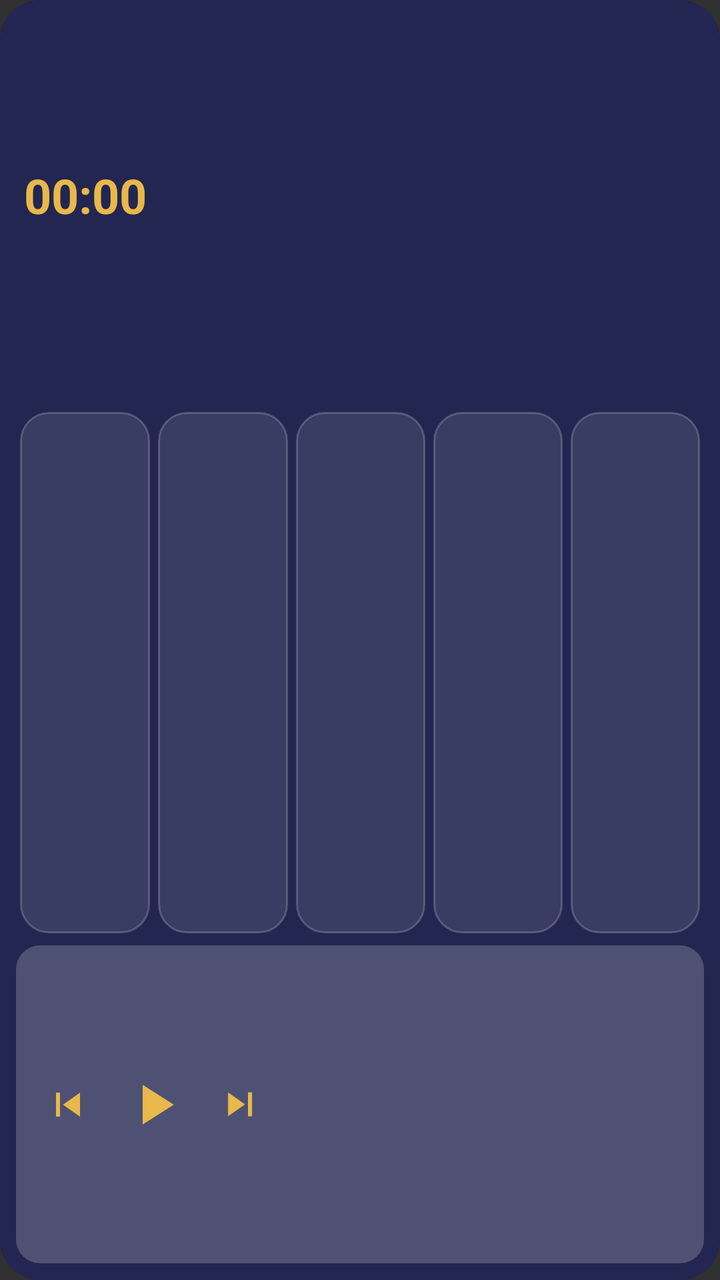
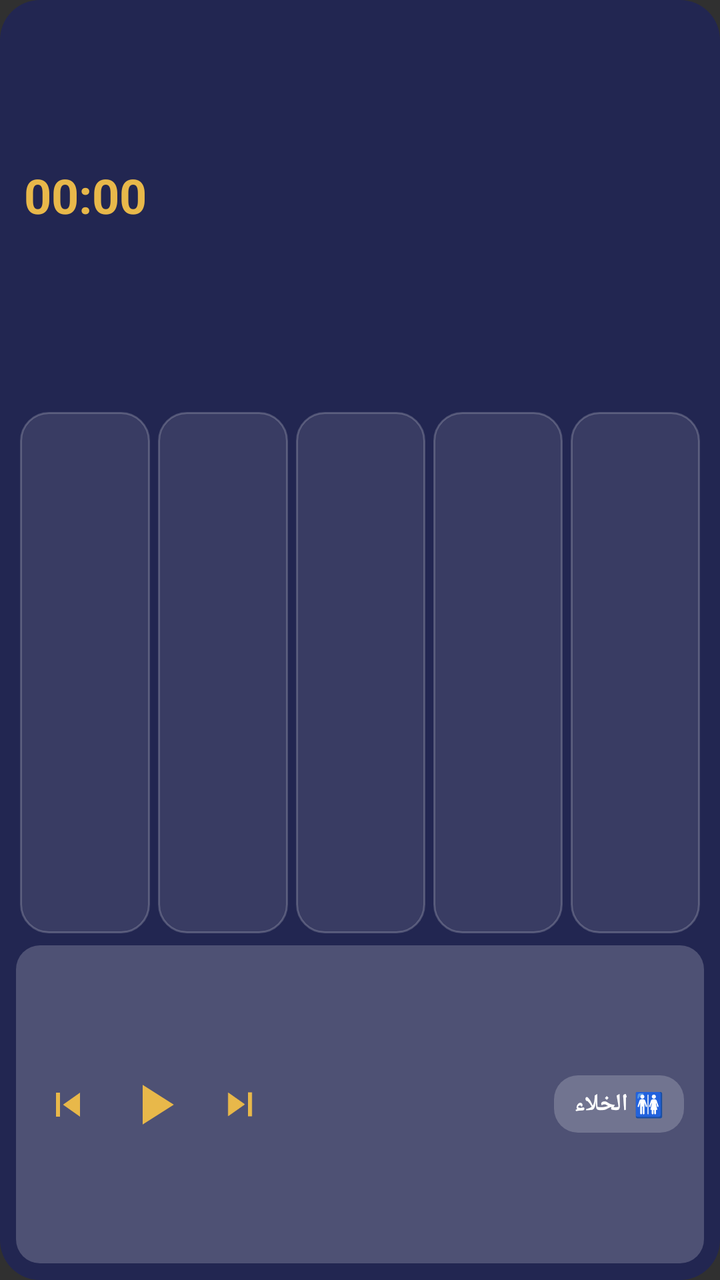

Before-and-after screenshots of an Android layout around one commit, followed by the original layout XML and the change that was made.
<!-- AndroidManifest.xml: application theme android:Theme.Material.NoActionBar -->
<!-- res/layout/widget_prayer.xml -->
<?xml version="1.0" encoding="utf-8"?>
<LinearLayout xmlns:android="http://schemas.android.com/apk/res/android"
    android:id="@+id/w_root" android:layout_width="match_parent" android:layout_height="match_parent"
    android:background="@drawable/widget_bg" android:orientation="vertical" android:padding="8dp">

    
    <LinearLayout android:layout_width="match_parent" android:layout_height="0dp" android:layout_weight="1.1"
        android:layout_marginStart="4dp" android:layout_marginEnd="4dp" android:gravity="center_vertical" android:layoutDirection="rtl" android:orientation="horizontal">
        <TextView android:id="@+id/w_day" android:layout_width="wrap_content" android:layout_height="wrap_content" android:textColor="#FFFFFFFF" android:textSize="34sp" android:textStyle="bold" />
        <LinearLayout android:layout_width="0dp" android:layout_height="wrap_content" android:layout_weight="1" android:layout_marginStart="8dp" android:orientation="vertical">
            <TextView android:id="@+id/w_date" android:layout_width="match_parent" android:layout_height="wrap_content" android:maxLines="1" android:textColor="#FFFFFFFF" android:textSize="14sp" android:autoSizeTextType="uniform" android:autoSizeMinTextSize="8sp" android:autoSizeMaxTextSize="14sp" android:autoSizeStepGranularity="1sp" />
            <TextView android:id="@+id/w_hijri" android:layout_width="match_parent" android:layout_height="wrap_content" android:maxLines="1" android:textColor="#FFE9DDBB" android:textSize="13sp" android:autoSizeTextType="uniform" android:autoSizeMinTextSize="8sp" android:autoSizeMaxTextSize="13sp" android:autoSizeStepGranularity="1sp" />
            <TextView android:id="@+id/w_sun" android:layout_width="match_parent" android:layout_height="wrap_content" android:maxLines="1" android:textColor="#FFB8C2DC" android:textSize="11sp" android:autoSizeTextType="uniform" android:autoSizeMinTextSize="8sp" android:autoSizeMaxTextSize="11sp" android:autoSizeStepGranularity="1sp" />
        </LinearLayout>
        <LinearLayout android:layout_width="wrap_content" android:layout_height="wrap_content" android:gravity="center_horizontal" android:layoutDirection="ltr" android:orientation="vertical">
            <Chronometer android:id="@+id/w_clock" android:layout_width="wrap_content" android:layout_height="wrap_content" android:textColor="#FFE8B84A" android:textSize="24sp" android:textStyle="bold" />
            <TextView android:id="@+id/w_until" android:layout_width="wrap_content" android:layout_height="wrap_content" android:maxLines="1" android:textColor="#FFB8C2DC" android:textSize="11sp" />
        </LinearLayout>
    </LinearLayout>

    
    <LinearLayout android:layout_width="match_parent" android:layout_height="0dp" android:layout_weight="1.5" android:layout_marginTop="2dp"
        android:layoutDirection="rtl" android:orientation="horizontal">
        <LinearLayout android:id="@+id/w_b0" android:layout_width="0dp" android:layout_height="match_parent" android:layout_weight="1"
            android:layout_margin="2dp" android:background="@drawable/w_tile" android:gravity="center" android:orientation="vertical" android:padding="2dp">
            <TextView android:id="@+id/w_d0" android:layout_width="wrap_content" android:layout_height="wrap_content" android:textColor="#FFC9CCE0" android:textSize="18sp" />
            <TextView android:id="@+id/w_n0" android:layout_width="match_parent" android:layout_height="wrap_content" android:maxLines="1" android:textColor="#FFFFFFFF" android:textSize="14sp" android:autoSizeTextType="uniform" android:autoSizeMinTextSize="8sp" android:autoSizeMaxTextSize="14sp" android:autoSizeStepGranularity="1sp" android:gravity="center" android:textStyle="bold" />
            <TextView android:id="@+id/w_t0" android:layout_width="match_parent" android:layout_height="wrap_content" android:maxLines="1" android:textColor="#FFB8C2DC" android:textSize="12sp" android:autoSizeTextType="uniform" android:autoSizeMinTextSize="8sp" android:autoSizeMaxTextSize="12sp" android:autoSizeStepGranularity="1sp" android:gravity="center" />
        </LinearLayout>
        <LinearLayout android:id="@+id/w_b1" android:layout_width="0dp" android:layout_height="match_parent" android:layout_weight="1"
            android:layout_margin="2dp" android:background="@drawable/w_tile" android:gravity="center" android:orientation="vertical" android:padding="2dp">
            <TextView android:id="@+id/w_d1" android:layout_width="wrap_content" android:layout_height="wrap_content" android:textColor="#FFC9CCE0" android:textSize="18sp" />
            <TextView android:id="@+id/w_n1" android:layout_width="match_parent" android:layout_height="wrap_content" android:maxLines="1" android:textColor="#FFFFFFFF" android:textSize="14sp" android:autoSizeTextType="uniform" android:autoSizeMinTextSize="8sp" android:autoSizeMaxTextSize="14sp" android:autoSizeStepGranularity="1sp" android:gravity="center" android:textStyle="bold" />
            <TextView android:id="@+id/w_t1" android:layout_width="match_parent" android:layout_height="wrap_content" android:maxLines="1" android:textColor="#FFB8C2DC" android:textSize="12sp" android:autoSizeTextType="uniform" android:autoSizeMinTextSize="8sp" android:autoSizeMaxTextSize="12sp" android:autoSizeStepGranularity="1sp" android:gravity="center" />
        </LinearLayout>
        <LinearLayout android:id="@+id/w_b2" android:layout_width="0dp" android:layout_height="match_parent" android:layout_weight="1"
            android:layout_margin="2dp" android:background="@drawable/w_tile" android:gravity="center" android:orientation="vertical" android:padding="2dp">
            <TextView android:id="@+id/w_d2" android:layout_width="wrap_content" android:layout_height="wrap_content" android:textColor="#FFC9CCE0" android:textSize="18sp" />
            <TextView android:id="@+id/w_n2" android:layout_width="match_parent" android:layout_height="wrap_content" android:maxLines="1" android:textColor="#FFFFFFFF" android:textSize="14sp" android:autoSizeTextType="uniform" android:autoSizeMinTextSize="8sp" android:autoSizeMaxTextSize="14sp" android:autoSizeStepGranularity="1sp" android:gravity="center" android:textStyle="bold" />
            <TextView android:id="@+id/w_t2" android:layout_width="match_parent" android:layout_height="wrap_content" android:maxLines="1" android:textColor="#FFB8C2DC" android:textSize="12sp" android:autoSizeTextType="uniform" android:autoSizeMinTextSize="8sp" android:autoSizeMaxTextSize="12sp" android:autoSizeStepGranularity="1sp" android:gravity="center" />
        </LinearLayout>
        <LinearLayout android:id="@+id/w_b3" android:layout_width="0dp" android:layout_height="match_parent" android:layout_weight="1"
            android:layout_margin="2dp" android:background="@drawable/w_tile" android:gravity="center" android:orientation="vertical" android:padding="2dp">
            <TextView android:id="@+id/w_d3" android:layout_width="wrap_content" android:layout_height="wrap_content" android:textColor="#FFC9CCE0" android:textSize="18sp" />
            <TextView android:id="@+id/w_n3" android:layout_width="match_parent" android:layout_height="wrap_content" android:maxLines="1" android:textColor="#FFFFFFFF" android:textSize="14sp" android:autoSizeTextType="uniform" android:autoSizeMinTextSize="8sp" android:autoSizeMaxTextSize="14sp" android:autoSizeStepGranularity="1sp" android:gravity="center" android:textStyle="bold" />
            <TextView android:id="@+id/w_t3" android:layout_width="match_parent" android:layout_height="wrap_content" android:maxLines="1" android:textColor="#FFB8C2DC" android:textSize="12sp" android:autoSizeTextType="uniform" android:autoSizeMinTextSize="8sp" android:autoSizeMaxTextSize="12sp" android:autoSizeStepGranularity="1sp" android:gravity="center" />
        </LinearLayout>
        <LinearLayout android:id="@+id/w_b4" android:layout_width="0dp" android:layout_height="match_parent" android:layout_weight="1"
            android:layout_margin="2dp" android:background="@drawable/w_tile" android:gravity="center" android:orientation="vertical" android:padding="2dp">
            <TextView android:id="@+id/w_d4" android:layout_width="wrap_content" android:layout_height="wrap_content" android:textColor="#FFC9CCE0" android:textSize="18sp" />
            <TextView android:id="@+id/w_n4" android:layout_width="match_parent" android:layout_height="wrap_content" android:maxLines="1" android:textColor="#FFFFFFFF" android:textSize="14sp" android:autoSizeTextType="uniform" android:autoSizeMinTextSize="8sp" android:autoSizeMaxTextSize="14sp" android:autoSizeStepGranularity="1sp" android:gravity="center" android:textStyle="bold" />
            <TextView android:id="@+id/w_t4" android:layout_width="match_parent" android:layout_height="wrap_content" android:maxLines="1" android:textColor="#FFB8C2DC" android:textSize="12sp" android:autoSizeTextType="uniform" android:autoSizeMinTextSize="8sp" android:autoSizeMaxTextSize="12sp" android:autoSizeStepGranularity="1sp" android:gravity="center" />
        </LinearLayout>
    </LinearLayout>

    
    <LinearLayout android:layout_width="match_parent" android:layout_height="0dp" android:layout_weight="0.9" android:layout_marginTop="4dp"
        android:background="@drawable/widget_bar" android:gravity="center_vertical" android:layoutDirection="rtl" android:orientation="horizontal" android:paddingStart="10dp" android:paddingEnd="6dp">
        <TextView android:id="@+id/w_station" android:layout_width="0dp" android:layout_height="wrap_content" android:maxLines="1" android:textColor="#FFD5D9EC" android:textSize="14sp" android:autoSizeTextType="uniform" android:autoSizeMinTextSize="8sp" android:autoSizeMaxTextSize="14sp" android:autoSizeStepGranularity="1sp" android:layout_weight="1" />
        <LinearLayout android:layout_width="wrap_content" android:layout_height="match_parent" android:gravity="center" android:layoutDirection="ltr" android:orientation="horizontal">
            <ImageView android:id="@+id/w_prev" android:layout_width="40dp" android:layout_height="match_parent" android:padding="8dp" android:src="@drawable/ic_w_prev" />
            <ImageView android:id="@+id/w_play" android:layout_width="46dp" android:layout_height="match_parent" android:padding="6dp" android:src="@drawable/ic_w_play" />
            <ImageView android:id="@+id/w_next" android:layout_width="40dp" android:layout_height="match_parent" android:padding="8dp" android:src="@drawable/ic_w_next" />
        </LinearLayout>
    </LinearLayout>
</LinearLayout>
<!-- resources referenced by this layout -->
<resources>
  <!-- drawable ic_w_next (drawable) -->
  <?xml version="1.0" encoding="utf-8"?>
  <vector xmlns:android="http://schemas.android.com/apk/res/android"
      android:width="24dp"
      android:height="24dp"
      android:viewportWidth="24"
      android:viewportHeight="24">
      <path
          android:fillColor="#FFE8B84A"
          android:pathData="M6,18l8.5,-6L6,6v12zM16,6v12h2V6h-2z" />
  </vector>
  <!-- drawable ic_w_play (drawable) -->
  <?xml version="1.0" encoding="utf-8"?>
  <vector xmlns:android="http://schemas.android.com/apk/res/android"
      android:width="24dp"
      android:height="24dp"
      android:viewportWidth="24"
      android:viewportHeight="24">
      <path
          android:fillColor="#FFE8B84A"
          android:pathData="M8,5v14l11,-7z" />
  </vector>
  <!-- drawable ic_w_prev (drawable) -->
  <?xml version="1.0" encoding="utf-8"?>
  <vector xmlns:android="http://schemas.android.com/apk/res/android"
      android:width="24dp"
      android:height="24dp"
      android:viewportWidth="24"
      android:viewportHeight="24">
      <path
          android:fillColor="#FFE8B84A"
          android:pathData="M6,6h2v12H6zM9.5,12l8.5,6V6z" />
  </vector>
  <!-- drawable w_tile (drawable) -->
  <?xml version="1.0" encoding="utf-8"?>
  <shape xmlns:android="http://schemas.android.com/apk/res/android" android:shape="rectangle">
      <solid android:color="#1AFFFFFF" />
      <corners android:radius="14dp" />
      <stroke android:width="1dp" android:color="#33FFFFFF" />
  </shape>
  <!-- drawable widget_bar (drawable) -->
  <?xml version="1.0" encoding="utf-8"?>
  <shape xmlns:android="http://schemas.android.com/apk/res/android" android:shape="rectangle">
      <solid android:color="#33FFFFFF" />
      <corners android:radius="12dp" />
  </shape>
  <!-- drawable widget_bg (drawable) -->
  <?xml version="1.0" encoding="utf-8"?>
  <shape xmlns:android="http://schemas.android.com/apk/res/android" android:shape="rectangle">
      <solid android:color="#F2222654" />
      <corners android:radius="20dp" />
  </shape>
</resources>

<!-- the commit's change to res/layout/widget_prayer.xml (unified diff, before → after) -->
@@ -56,6 +56,9 @@
     
     <LinearLayout android:layout_width="match_parent" android:layout_height="0dp" android:layout_weight="0.9" android:layout_marginTop="4dp"
         android:background="@drawable/widget_bar" android:gravity="center_vertical" android:layoutDirection="rtl" android:orientation="horizontal" android:paddingStart="10dp" android:paddingEnd="6dp">
+        <TextView android:id="@+id/w_wc" android:layout_width="wrap_content" android:layout_height="wrap_content" android:layout_marginEnd="8dp" android:text="🚻 الخلاء"
+            android:textColor="#FFFFFFFF" android:textSize="12sp" android:textStyle="bold" android:maxLines="1" android:background="@drawable/w_chip"
+            android:paddingStart="10dp" android:paddingEnd="10dp" android:paddingTop="6dp" android:paddingBottom="6dp" />
         <TextView android:id="@+id/w_station" android:layout_width="0dp" android:layout_height="wrap_content" android:maxLines="1" android:textColor="#FFD5D9EC" android:textSize="14sp" android:autoSizeTextType="uniform" android:autoSizeMinTextSize="8sp" android:autoSizeMaxTextSize="14sp" android:autoSizeStepGranularity="1sp" android:layout_weight="1" />
         <LinearLayout android:layout_width="wrap_content" android:layout_height="match_parent" android:gravity="center" android:layoutDirection="ltr" android:orientation="horizontal">
             <ImageView android:id="@+id/w_prev" android:layout_width="40dp" android:layout_height="match_parent" android:padding="8dp" android:src="@drawable/ic_w_prev" />
<!-- resource entries referenced after the edit -->
@@ -33,6 +33,12 @@
           android:fillColor="#FFE8B84A"
           android:pathData="M6,6h2v12H6zM9.5,12l8.5,6V6z" />
   </vector>
+  <!-- drawable w_chip (drawable) -->
+  <?xml version="1.0" encoding="utf-8"?>
+  <shape xmlns:android="http://schemas.android.com/apk/res/android" android:shape="rectangle">
+      <solid android:color="#33FFFFFF" />
+      <corners android:radius="12dp" />
+  </shape>
   <!-- drawable w_tile (drawable) -->
   <?xml version="1.0" encoding="utf-8"?>
   <shape xmlns:android="http://schemas.android.com/apk/res/android" android:shape="rectangle">
